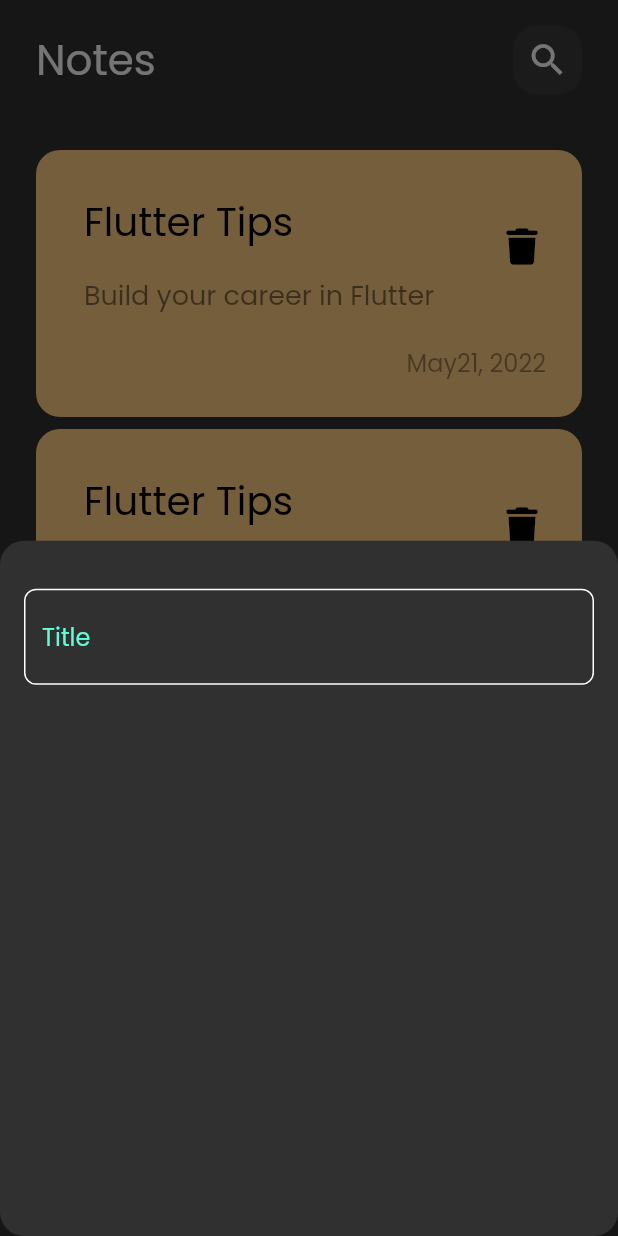
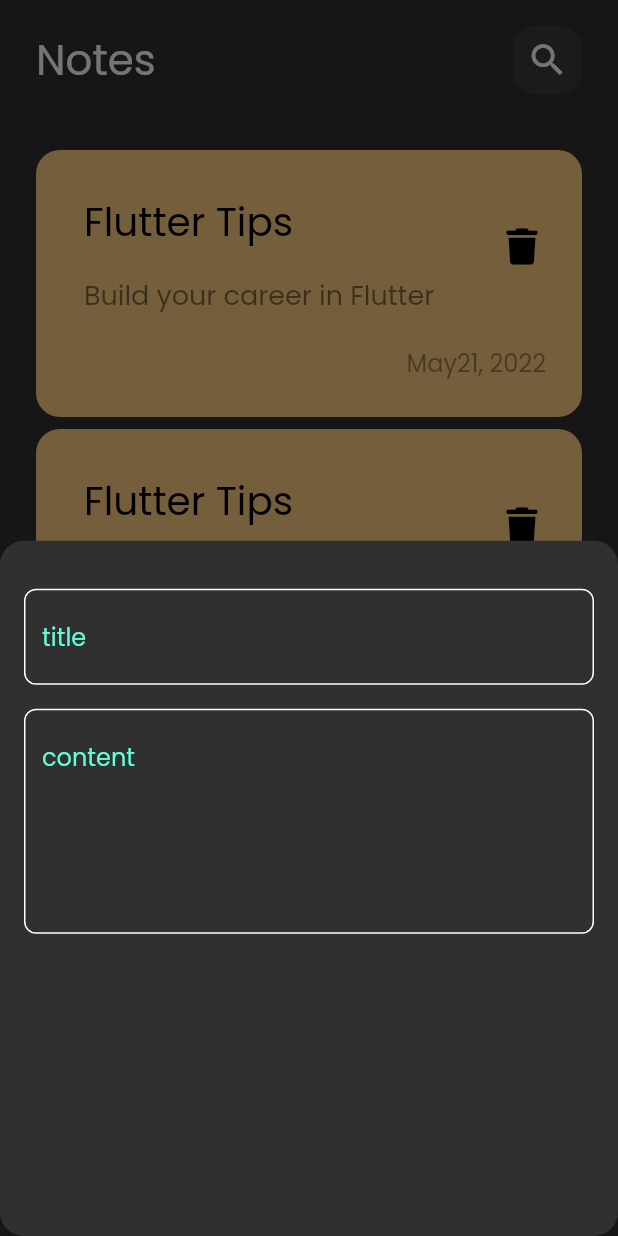
Before and after one commit to david-hatem/notes_app, a Flutter app: the screen it shows after launch, after a tap on the "add" icon, on a phone screen of 412 x 824 dp. Run offline on Flutter 3.47's test engine with Material 2 defaults, Android fonts, the phone set to English and light mode, and no system bars; our stand-ins replace font_awesome_flutter.

Commit message:
add fields to bottom sheet

```diff
--- a/lib/views/widgets/add_note_bottom_sheet.dart
+++ b/lib/views/widgets/add_note_bottom_sheet.dart
@@ -11,11 +11,20 @@ class AddNoteBottomSheet extends StatelessWidget {
         horizontal: 16,
       ),
       child: Column(
-        children: [
+        children: const [
           SizedBox(
             height: 32,
           ),
-          CustomTextField(),
+          CustomTextField(
+            hint: 'title',
+          ),
+          SizedBox(
+            height: 16,
+          ),
+          CustomTextField(
+            hint: 'content',
+            maxLines: 5,
+          ),
         ],
       ),
     );
--- a/lib/views/widgets/custom_text_field.dart
+++ b/lib/views/widgets/custom_text_field.dart
@@ -4,15 +4,23 @@ import 'package:flutter/src/widgets/framework.dart';
 import 'package:notes_app/constants.dart';
 
 class CustomTextField extends StatelessWidget {
-  const CustomTextField({super.key});
+  const CustomTextField({
+    super.key,
+    required this.hint,
+    this.maxLines = 1,
+  });
+
+  final String hint;
+  final int maxLines;
 
   @override
   Widget build(BuildContext context) {
     return TextField(
       cursorColor: KPrimaryColor,
+      maxLines: maxLines,
       decoration: InputDecoration(
-        hintText: 'Title',
-        hintStyle: TextStyle(
+        hintText: hint,
+        hintStyle: const TextStyle(
           color: KPrimaryColor,
         ),
         border: buildBorder(),
```
